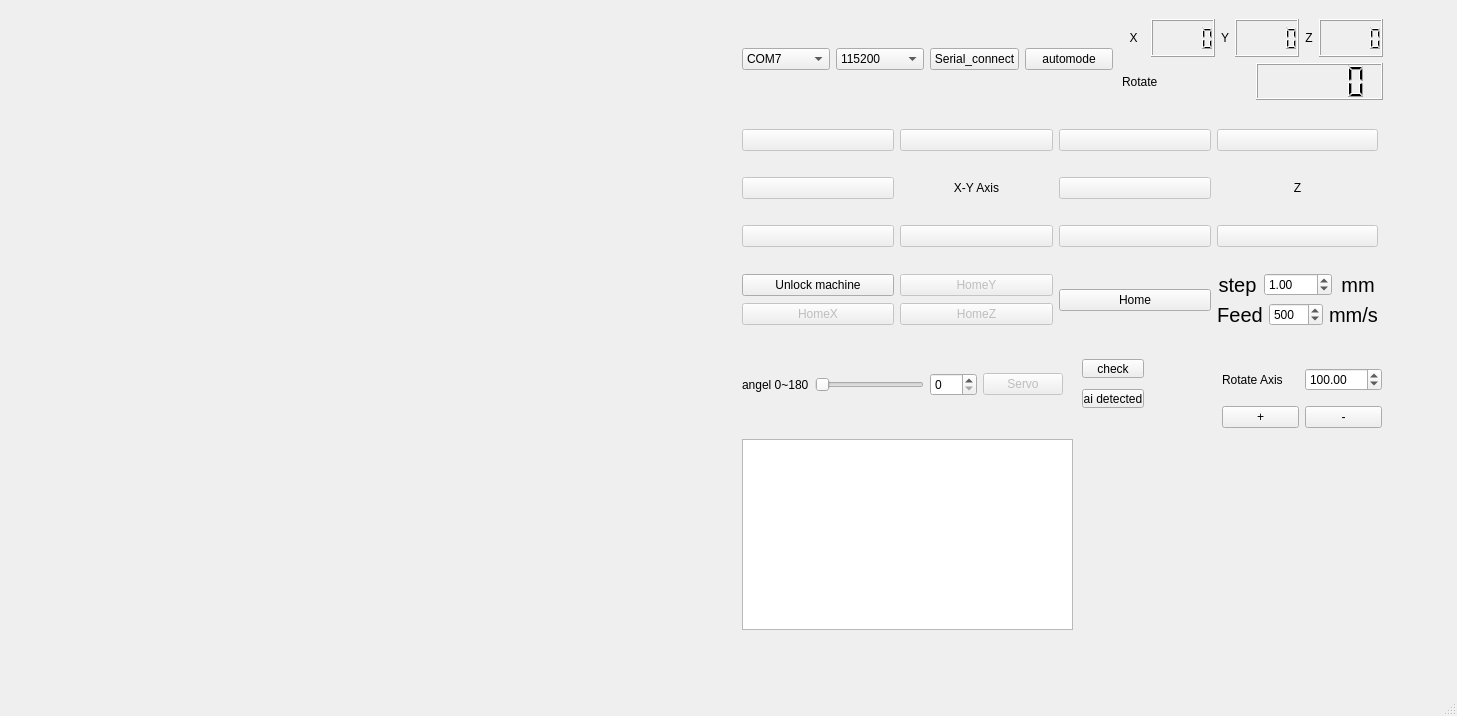
This is core/mainwindow.ui in kmolLin/PAOM as Qt 5 draws it before an edit. The edited form follows.
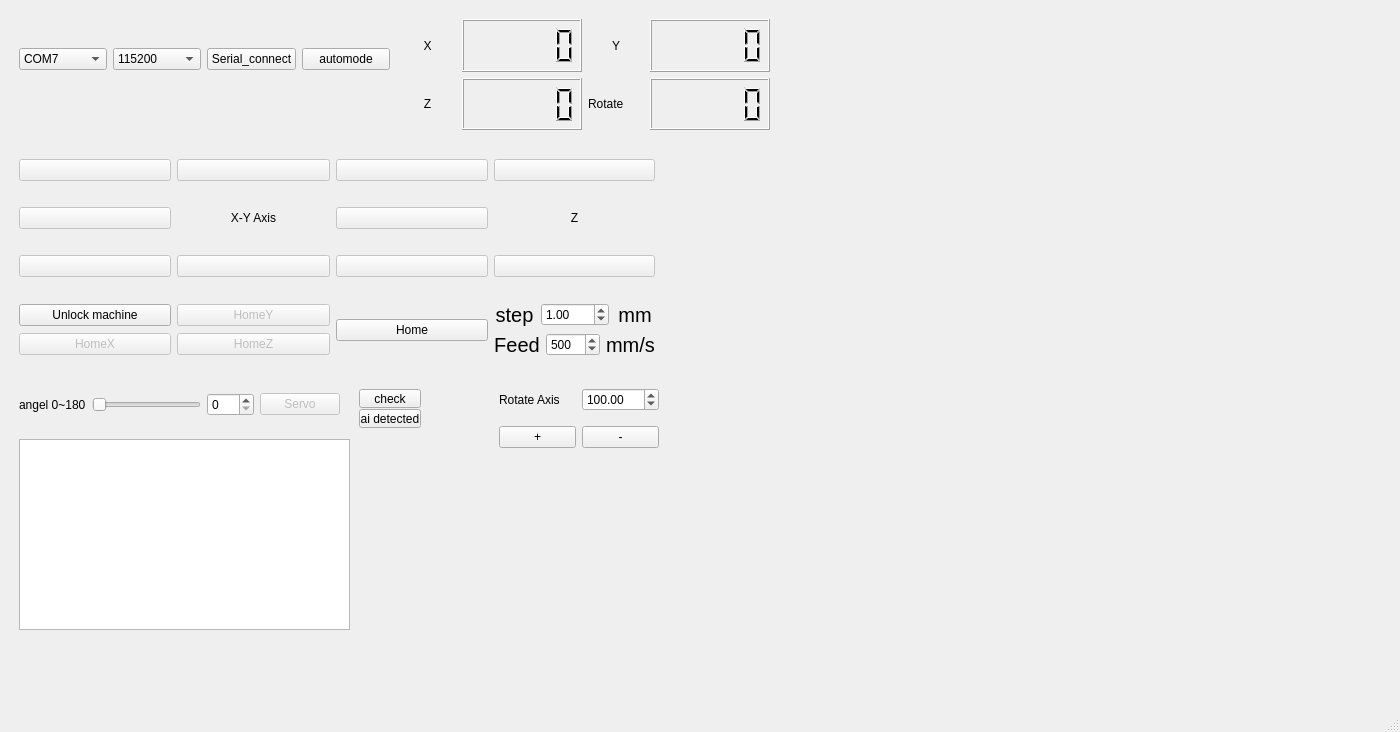
This is the edited form. Icons and pictures are not drawn.

What changed in the file:
```diff
--- a/core/mainwindow.ui
+++ b/core/mainwindow.ui
@@ -6,42 +6,16 @@
    <rect>
     <x>0</x>
     <y>0</y>
-    <width>1457</width>
-    <height>716</height>
+    <width>1400</width>
+    <height>732</height>
    </rect>
   </property>
   <property name="windowTitle">
    <string>MainWindow</string>
   </property>
   <widget class="QWidget" name="centralwidget">
-   <layout class="QHBoxLayout" name="horizontalLayout_2">
-    <item>
-     <layout class="QHBoxLayout" name="horizontalLayout">
-      <item>
-       <layout class="QVBoxLayout" name="verticalLayout">
-        <item>
-         <widget class="QLabel" name="image1">
-          <property name="text">
-           <string/>
-          </property>
-          <property name="alignment">
-           <set>Qt::AlignCenter</set>
-          </property>
-         </widget>
-        </item>
-        <item>
-         <widget class="QLabel" name="image2">
-          <property name="text">
-           <string/>
-          </property>
-          <property name="alignment">
-           <set>Qt::AlignCenter</set>
-          </property>
-         </widget>
-        </item>
-       </layout>
-      </item>
-      <item>
+   <layout class="QGridLayout" name="gridLayout_2">
+    <item row="0" column="0">
        <layout class="QHBoxLayout" name="test">
         <item>
          <widget class="QWidget" name="test_widget" native="true">
@@ -59,7 +33,7 @@
            <property name="geometry">
             <rect>
              <x>350</x>
-             <y>350</y>
+           <y>380</y>
              <width>62</width>
              <height>19</height>
             </rect>
@@ -72,7 +46,7 @@
            <property name="geometry">
             <rect>
              <x>10</x>
-             <y>100</y>
+           <y>130</y>
              <width>636</width>
              <height>240</height>
             </rect>
@@ -548,7 +522,7 @@
            <property name="geometry">
             <rect>
              <x>10</x>
-             <y>350</y>
+           <y>370</y>
              <width>321</width>
              <height>51</height>
             </rect>
@@ -600,7 +574,7 @@
            <property name="geometry">
             <rect>
              <x>350</x>
-             <y>380</y>
+           <y>400</y>
              <width>62</width>
              <height>19</height>
             </rect>
@@ -614,8 +588,8 @@
             <rect>
              <x>390</x>
              <y>10</y>
-             <width>261</width>
-             <height>81</height>
+           <width>371</width>
+           <height>111</height>
             </rect>
            </property>
            <layout class="QVBoxLayout" name="verticalLayout_5">
@@ -636,13 +610,20 @@
                 <property name="enabled">
                  <bool>true</bool>
                 </property>
+              <property name="minimumSize">
+               <size>
+                <width>120</width>
+                <height>0</height>
+               </size>
+              </property>
+              <property name="smallDecimalPoint">
+               <bool>true</bool>
+              </property>
                 <property name="value" stdset="0">
                  <double>0.000000000000000</double>
                 </property>
                </widget>
               </item>
-              <item>
-               <layout class="QHBoxLayout" name="horizontalLayout_8">
                 <item>
                  <widget class="QLabel" name="label_3">
                   <property name="text">
@@ -654,31 +635,45 @@
                  </widget>
                 </item>
                 <item>
-                 <widget class="QLCDNumber" name="y_lcdNumber"/>
-                </item>
-                <item>
-                 <layout class="QHBoxLayout" name="horizontalLayout_9">
-                  <item>
-                   <widget class="QLabel" name="label_4">
-                    <property name="text">
-                     <string>Z</string>
-                    </property>
-                    <property name="alignment">
-                     <set>Qt::AlignCenter</set>
-                    </property>
-                   </widget>
-                  </item>
-                  <item>
-                   <widget class="QLCDNumber" name="z_lcdNumber"/>
-                  </item>
-                 </layout>
-                </item>
-               </layout>
+             <widget class="QLCDNumber" name="y_lcdNumber">
+              <property name="minimumSize">
+               <size>
+                <width>120</width>
+                <height>0</height>
+               </size>
+              </property>
+              <property name="smallDecimalPoint">
+               <bool>true</bool>
+              </property>
+             </widget>
               </item>
              </layout>
             </item>
             <item>
              <layout class="QHBoxLayout" name="horizontalLayout_12">
+            <item>
+             <widget class="QLabel" name="label_4">
+              <property name="text">
+               <string>Z</string>
+              </property>
+              <property name="alignment">
+               <set>Qt::AlignCenter</set>
+              </property>
+             </widget>
+            </item>
+            <item>
+             <widget class="QLCDNumber" name="z_lcdNumber">
+              <property name="minimumSize">
+               <size>
+                <width>120</width>
+                <height>0</height>
+               </size>
+              </property>
+              <property name="smallDecimalPoint">
+               <bool>true</bool>
+              </property>
+             </widget>
+            </item>
               <item>
                <widget class="QLabel" name="label_8">
                 <property name="text">
@@ -687,7 +682,23 @@
                </widget>
               </item>
               <item>
-               <widget class="QLCDNumber" name="rotate_lcd"/>
+             <widget class="QLCDNumber" name="rotate_lcd">
+              <property name="minimumSize">
+               <size>
+                <width>120</width>
+                <height>0</height>
+               </size>
+              </property>
+              <property name="smallDecimalPoint">
+               <bool>true</bool>
+              </property>
+              <property name="digitCount">
+               <number>5</number>
+              </property>
+              <property name="value" stdset="0">
+               <double>0.000000000000000</double>
+              </property>
+             </widget>
               </item>
              </layout>
             </item>
@@ -697,7 +708,7 @@
            <property name="geometry">
             <rect>
              <x>490</x>
-             <y>350</y>
+           <y>370</y>
              <width>160</width>
              <height>80</height>
             </rect>
@@ -744,9 +755,45 @@
             </item>
            </layout>
           </widget>
-         </widget>
-        </item>
-       </layout>
+        <widget class="QLabel" name="image1">
+         <property name="geometry">
+          <rect>
+           <x>960</x>
+           <y>30</y>
+           <width>400</width>
+           <height>300</height>
+          </rect>
+         </property>
+         <property name="maximumSize">
+          <size>
+           <width>400</width>
+           <height>300</height>
+          </size>
+         </property>
+         <property name="text">
+          <string/>
+         </property>
+        </widget>
+        <widget class="QLabel" name="image2">
+         <property name="geometry">
+          <rect>
+           <x>960</x>
+           <y>330</y>
+           <width>400</width>
+           <height>300</height>
+          </rect>
+         </property>
+         <property name="maximumSize">
+          <size>
+           <width>400</width>
+           <height>300</height>
+          </size>
+         </property>
+         <property name="text">
+          <string/>
+         </property>
+        </widget>
+       </widget>
       </item>
      </layout>
     </item>
```
Left out of the diff: 2 changed lines with no effect on the pictures. Lines whose indentation alone changed are shown as unchanged.
